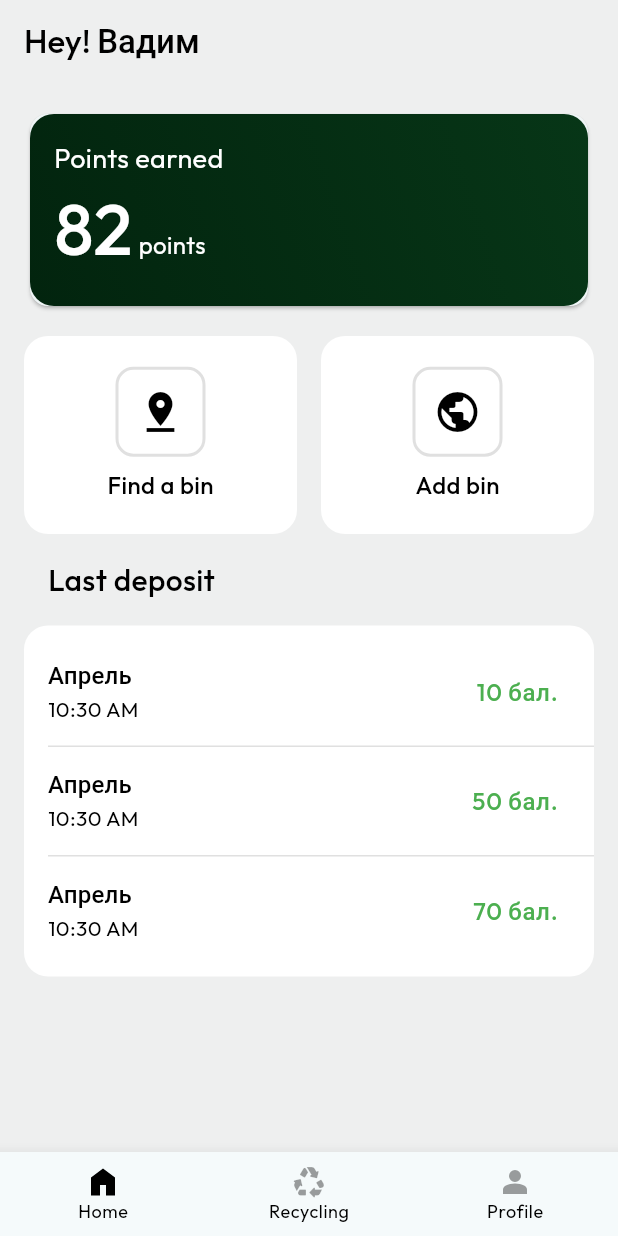
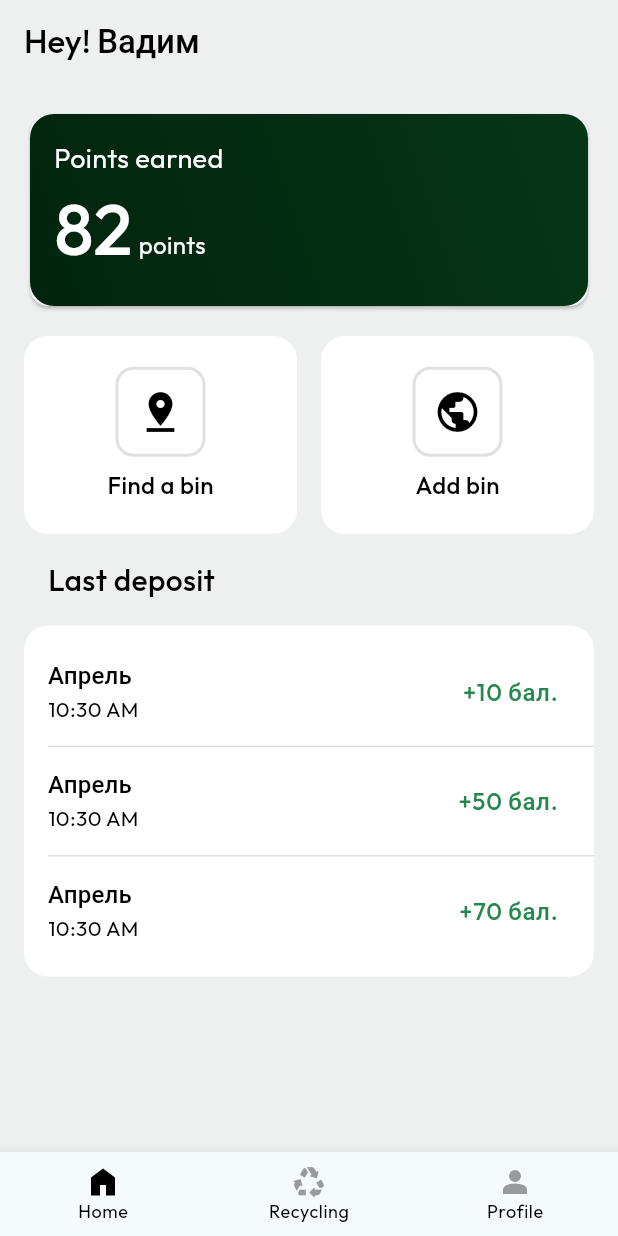
Before and after one commit to yend0/ecos-mobile, a Flutter app: the screen it shows after launch, on a phone screen of 412 x 824 dp. Run offline on Flutter 3.47's test engine with Material 3 defaults, Android fonts, the phone set to English and light mode, and no system bars; our stand-ins replace easy_localization, flutter_dotenv, flutter_svg, go_router.

Commit message:
fix color and text

```diff
--- a/ecos/lib/main.dart
+++ b/ecos/lib/main.dart
@@ -1,6 +1,6 @@
 import 'package:flutter/material.dart';
 
-// import 'package:flutter_dotenv/flutter_dotenv.dart';
+import 'package:flutter_dotenv/flutter_dotenv.dart';
 import 'package:easy_localization/easy_localization.dart';
 
 import 'package:ecos/ecos_app.dart';
@@ -13,7 +13,7 @@
 
   await EasyLocalization.ensureInitialized();
 
-  // await dotenv.load(fileName: '.env');
+  await dotenv.load(fileName: '.env');
 
   runApp(
     EasyLocalization(
--- a/ecos/lib/ui/core/widgets/history_tile.dart
+++ b/ecos/lib/ui/core/widgets/history_tile.dart
@@ -26,10 +26,10 @@ class HistoryTile extends StatelessWidget {
         style: theme.textTheme.bodyMedium,
       ),
       trailing: Text(
-        '$points бал.',
+        '+$points бал.',
         style: TextStyle(
           fontFamily: 'Outfit',
-          color: Colors.green,
+          color: const Color(0xFF25884F),
           fontSize: 16,
           fontWeight: FontWeight.w500,
         ),
```
Also changed, not shown: ecos/lib/features/profile/account/view/account_page.dart (+17 -1 lines), ecos/lib/features/profile/view/profile_page.dart (+10 -11 lines).
